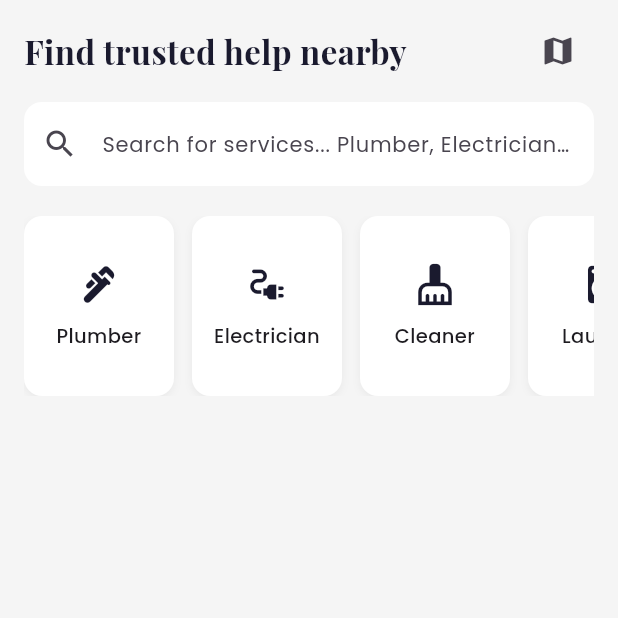
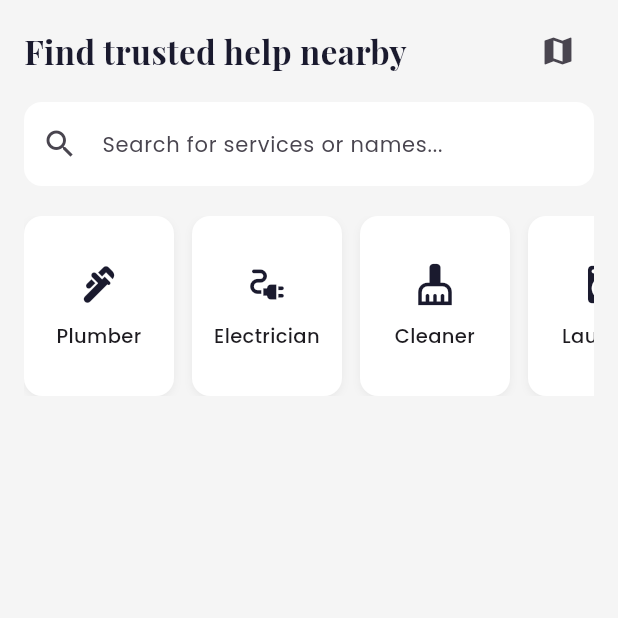
Before and after one commit to leyrieee/CasaLuxe, a Flutter app: the HomeScreen screen opened directly, on a phone screen of 412 x 824 dp, the top half of it. Run offline on Flutter 3.47's test engine with Material 3 defaults, Android fonts, the phone set to English and light mode, and no system bars; our stand-ins replace cached_network_image, cloud_firestore, firebase_auth, firebase_core, firebase_storage, geolocator and 5 more; missing offline and left inert: stream_chat_flutter; accounts and stored records are empty.

Commit message:
final edits

```diff
--- a/lib/screens/bookings_screen.dart
+++ b/lib/screens/bookings_screen.dart
@@ -1,3 +1,5 @@
+// ignore_for_file: deprecated_member_use, use_build_context_synchronously
+
 import 'package:flutter/material.dart';
 import 'package:cloud_firestore/cloud_firestore.dart';
 import 'package:firebase_auth/firebase_auth.dart';
--- a/lib/screens/home_screen.dart
+++ b/lib/screens/home_screen.dart
@@ -6,7 +6,7 @@ import 'package:google_fonts/google_fonts.dart';
 import 'package:google_maps_flutter/google_maps_flutter.dart';
 import 'package:geolocator/geolocator.dart';
 import 'package:stream_chat_flutter/stream_chat_flutter.dart';
-import '../screens/chat_screen.dart'; // Ensure this exists
+import '../screens/chat_screen.dart';
 import '../app_config.dart';
 import '../screens/booking_form_screen.dart';
 
@@ -23,6 +23,7 @@ class _HomeScreenState extends State<HomeScreen> {
   LatLng _currentPosition = const LatLng(5.6651, -0.1657); // Default: Accra
   bool _showMap = false;
   final Map<MarkerId, Marker> _markers = {};
+  final TextEditingController _searchController = TextEditingController();
   final List<String> categories = [
     'Plumber',
     'Electrician',
@@ -30,10 +31,45 @@ class _HomeScreenState extends State<HomeScreen> {
     'Laundry',
     'Handyman'
   ];
+  List<Map<String, String>> _displayedArtisans = [];
+
+  final List<Map<String, String>> allArtisans = [
+    {'name': 'AquaFix Services', 'category': 'Handyman'},
+    {'name': 'VoltPro Electric', 'category': 'Electrician'},
+    {'name': 'SparkleClean Co.', 'category': 'Cleaner'},
+    {'name': 'FreshPress Laundry', 'category': 'Laundry'},
+    {'name': 'FixIt Hub', 'category': 'Handyman'},
+    {'name': 'PipeMasters', 'category': 'Plumber'},
+    {'name': 'WiredRight Solutions', 'category': 'Electrician'},
+    {'name': 'EcoClean Express', 'category': 'Cleaner'},
+    {'name': 'UrbanWash', 'category': 'Laundry'},
+    {'name': 'QuickFix Crew', 'category': 'Handyman'},
+    {'name': 'LeakAway', 'category': 'Plumber'},
+    {'name': 'BrightCurrent', 'category': 'Electrician'},
+    {'name': 'NeatNest Cleaners', 'category': 'Cleaner'},
+    {'name': 'WashPro Laundry', 'category': 'Laundry'},
+    {'name': 'Reliable Repairs', 'category': 'Handyman'},
+    {'name': 'BlueTap Plumbing', 'category': 'Plumber'},
+    {'name': 'PowerNode Electricians', 'category': 'Electrician'},
+    {'name': 'ShinySpaces', 'category': 'Cleaner'},
+    {'name': 'LaundryLux', 'category': 'Laundry'},
+    {'name': 'HandyGuys Inc.', 'category': 'Handyman'},
+    {'name': 'DrainWizards', 'category': 'Plumber'},
+    {'name': 'CircuitSquad', 'category': 'Electrician'},
+    {'name': 'Spick&Span', 'category': 'Cleaner'},
+    {'name': 'SpeedyWash', 'category': 'Laundry'},
+    {'name': 'MasterHand Repairs', 'category': 'Handyman'},
+    {'name': 'FlowLine Plumbers', 'category': 'Plumber'},
+    {'name': 'AmpedUp Electrics', 'category': 'Electrician'},
+    {'name': 'GlowUp Cleaners', 'category': 'Cleaner'},
+    {'name': 'EcoBubble Laundry', 'category': 'Laundry'},
+    {'name': 'HandyHome Pros', 'category': 'Handyman'},
+  ];
 
   @override
   void initState() {
     super.initState();
+    _displayedArtisans = List.from(allArtisans);
     _determinePosition();
   }
 
@@ -48,29 +84,29 @@ class _HomeScreenState extends State<HomeScreen> {
       final position = await Geolocator.getCurrentPosition();
       setState(() {
         _currentPosition = LatLng(position.latitude, position.longitude);
-        _generateMockArtisans();
+        _generateMockMarkers();
       });
     }
   }
 
-  void _generateMockArtisans() {
+  void _generateMockMarkers() {
     final random = Random();
-    for (int i = 0; i < categories.length; i++) {
-      final offsetLat = (random.nextDouble() - 0.5) / 500;
-      final offsetLng = (random.nextDouble() - 0.5) / 500;
-      final artisanPosition = LatLng(
-        _currentPosition.latitude + offsetLat,
-        _currentPosition.longitude + offsetLng,
-      );
+    for (int i = 0; i < _displayedArtisans.length; i++) {
+      final offsetLat = (random.nextDouble() - 0.5) / 300;
+      final offsetLng = (random.nextDouble() - 0.5) / 300;
+      final position = LatLng(_currentPosition.latitude + offsetLat,
+          _currentPosition.longitude + offsetLng);
+      final artisan = _displayedArtisans[i];
+
       final markerId = MarkerId('artisan_$i');
-      final category = categories[i];
       _markers[markerId] = Marker(
         markerId: markerId,
-        position: artisanPosition,
+        position: position,
         infoWindow: InfoWindow(
-          title: 'Artisan $category',
+          title: artisan['name'],
           snippet: 'Tap to chat or book',
-          onTap: () => _showArtisanBottomSheet(category),
+          onTap: () =>
+              _showArtisanBottomSheet(artisan['name']!, artisan['category']!),
         ),
         icon: BitmapDescriptor.defaultMarkerWithHue(BitmapDescriptor.hueAzure),
       );
@@ -78,17 +114,32 @@ class _HomeScreenState extends State<HomeScreen> {
     setState(() {});
   }
 
-  Future<void> _startChatWithArtisan(String category) async {
+  void _filterArtisans(String query) {
+    final filtered = allArtisans.where((artisan) {
+      final name = artisan['name']!.toLowerCase();
+      final category = artisan['category']!.toLowerCase();
+      return name.contains(query.toLowerCase()) ||
+          category.contains(query.toLowerCase());
+    }).toList();
+
+    setState(() {
+      _displayedArtisans = filtered;
+      _markers.clear();
+      _generateMockMarkers();
+    });
+  }
+
+  Future<void> _startChatWithArtisan(String name) async {
     final client = StreamChat.of(context).client;
     final user = client.state.currentUser;
     if (user == null) return;
 
     final channel = client.channel(
       'messaging',
-      id: '${user.id}_${category.toLowerCase()}',
+      id: '${user.id}${name.replaceAll(' ', '').toLowerCase()}',
       extraData: {
         'members': [user.id, 'admin'],
-        'name': 'Chat with Artisan $category',
+        'name': 'Chat with $name',
       },
     );
 
@@ -97,33 +148,27 @@ class _HomeScreenState extends State<HomeScreen> {
     Navigator.push(
       context,
       MaterialPageRoute(
-        builder: (_) => ChatScreen(
-          channelId: channel.id!,
-          artisanName: 'Artisan $category',
-        ),
+        builder: (_) => ChatScreen(channelId: channel.id!, artisanName: name),
       ),
     );
   }
 
-  void _showArtisanBottomSheet(String category) {
+  void _showArtisanBottomSheet(String name, String category) {
     showModalBottomSheet(
       context: context,
       shape: const RoundedRectangleBorder(
-        borderRadius: BorderRadius.vertical(top: Radius.circular(20)),
-      ),
+          borderRadius: BorderRadius.vertical(top: Radius.circular(20))),
       builder: (context) => Padding(
         padding: const EdgeInsets.all(20),
         child: Column(
           mainAxisSize: MainAxisSize.min,
           crossAxisAlignment: CrossAxisAlignment.start,
           children: [
-            Text(
-              'Artisan $category',
+            Text(name,
                 style: GoogleFonts.playfairDisplay(
-                  fontSize: 22, fontWeight: FontWeight.bold),
-            ),
+                    fontSize: 22, fontWeight: FontWeight.bold)),
             const SizedBox(height: 10),
-            Text('Professional $category near you',
+            Text('Professional $category service',
                 style: GoogleFonts.poppins(fontSize: 14)),
             const SizedBox(height: 20),
             Row(
@@ -132,26 +177,19 @@ class _HomeScreenState extends State<HomeScreen> {
                 ElevatedButton.icon(
                   onPressed: () {
                     Navigator.pop(context);
-                    _startChatWithArtisan(category);
+                    _startChatWithArtisan(name);
                   },
                   icon: const Icon(Icons.chat),
                   label: const Text('Chat'),
                 ),
                 ElevatedButton.icon(
                   onPressed: () {
-                    Navigator.pop(context); // Close the bottom sheet
-
-                    ScaffoldMessenger.of(context).showSnackBar(
-                      SnackBar(content: Text('Booking Artisan $category')),
-                    );
-
-                    // Then navigate
+                    Navigator.pop(context);
                     Navigator.push(
                       context,
                       MaterialPageRoute(
                           builder: (_) =>
-                            BookingFormScreen(artisanCategory: category),
-                      ),
+                              BookingFormScreen(artisanCategory: category)),
                     );
                   },
                   icon: const Icon(Icons.calendar_today),
@@ -174,10 +212,8 @@ class _HomeScreenState extends State<HomeScreen> {
           if (_showMap)
             Positioned.fill(
               child: GoogleMap(
-                initialCameraPosition: CameraPosition(
-                  target: _currentPosition,
-                  zoom: 15,
-                ),
+                initialCameraPosition:
+                    CameraPosition(target: _currentPosition, zoom: 15),
                 onMapCreated: (controller) => _mapController = controller,
                 myLocationEnabled: true,
                 myLocationButtonEnabled: true,
@@ -190,7 +226,7 @@ class _HomeScreenState extends State<HomeScreen> {
               padding:
                   const EdgeInsets.symmetric(horizontal: 16.0, vertical: 10),
               margin: _showMap
-                  ? const EdgeInsets.only(top: 250)
+                  ? const EdgeInsets.only(top: 350)
                   : const EdgeInsets.only(top: 0),
               decoration: BoxDecoration(
                 color: const Color(0xFFF5F5F5),
@@ -205,14 +241,12 @@ class _HomeScreenState extends State<HomeScreen> {
                   Row(
                     mainAxisAlignment: MainAxisAlignment.spaceBetween,
                     children: [
-                      Text(
-                        'Find trusted help nearby',
+                      Text('Find trusted help nearby',
                           style: GoogleFonts.playfairDisplay(
                             fontSize: 22,
                             fontWeight: FontWeight.bold,
                             color: AppColors.primary,
-                        ),
-                      ),
+                          )),
                       IconButton(
                         icon: Icon(_showMap ? Icons.close : Icons.map),
                         onPressed: () => setState(() => _showMap = !_showMap),
@@ -221,11 +255,12 @@ class _HomeScreenState extends State<HomeScreen> {
                   ),
                   const SizedBox(height: 10),
                   TextField(
+                    controller: _searchController,
+                    onChanged: _filterArtisans,
                     decoration: InputDecoration(
                       filled: true,
                       fillColor: Colors.white,
-                      hintText:
-                          'Search for services... Plumber, Electrician...',
+                      hintText: 'Search for services or names...',
                       hintStyle: GoogleFonts.poppins(fontSize: 14),
                       prefixIcon: const Icon(Icons.search),
                       border: OutlineInputBorder(
@@ -246,7 +281,7 @@ class _HomeScreenState extends State<HomeScreen> {
                 ],
               ),
             ),
-          )
+          ),
         ],
       ),
     );
@@ -262,7 +297,7 @@ class _HomeScreenState extends State<HomeScreen> {
     };
 
     return GestureDetector(
-      onTap: () => _showArtisanBottomSheet(label),
+      onTap: () => _showArtisanBottomSheet('Top $label Service', label),
       child: Container(
         margin: const EdgeInsets.only(right: 12),
         padding: const EdgeInsets.all(12),
@@ -274,8 +309,7 @@ class _HomeScreenState extends State<HomeScreen> {
             BoxShadow(
                 color: Colors.black.withOpacity(0.05),
                 blurRadius: 4,
-              offset: const Offset(0, 2),
-            )
+                offset: const Offset(0, 2))
           ],
         ),
         child: Column(
@@ -284,12 +318,10 @@ class _HomeScreenState extends State<HomeScreen> {
             Icon(icons[label] ?? Icons.person,
                 size: 30, color: AppColors.primary),
             const SizedBox(height: 10),
-            Text(
-              label,
+            Text(label,
                 style: GoogleFonts.poppins(
                     fontSize: 13, fontWeight: FontWeight.w500),
-              textAlign: TextAlign.center,
-            ),
+                textAlign: TextAlign.center),
           ],
         ),
       ),
```
Lines whose indentation alone changed are shown as unchanged.
